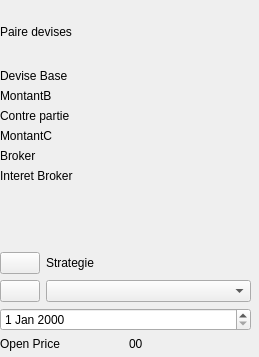
Before: the Qt Designer form source/TradingSimulator/Windows/modeautowidget.ui in VSahanaa/LO21_TrandingSimulator, drawn with Qt 5.
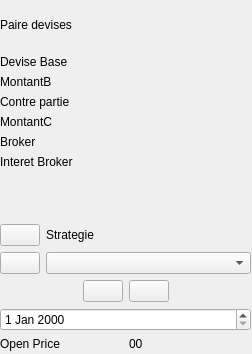
After: the same form once the commit is applied. Icons and pictures are not drawn.

Commit message: add Pause/next feature to Mode Auto

Diff of the .ui file:
```diff
--- a/source/TradingSimulator/Windows/modeautowidget.ui
+++ b/source/TradingSimulator/Windows/modeautowidget.ui
@@ -6,8 +6,8 @@
    <rect>
     <x>0</x>
     <y>0</y>
-    <width>259</width>
-    <height>357</height>
+    <width>252</width>
+    <height>354</height>
    </rect>
   </property>
   <property name="windowTitle">
@@ -168,6 +168,70 @@
         </item>
        </layout>
       </item>
+      <item>
+       <layout class="QHBoxLayout" name="horizontalLayout_6">
+        <item>
+         <spacer name="horizontalSpacer">
+          <property name="orientation">
+           <enum>Qt::Horizontal</enum>
+          </property>
+          <property name="sizeHint" stdset="0">
+           <size>
+            <width>40</width>
+            <height>20</height>
+           </size>
+          </property>
+         </spacer>
+        </item>
+        <item>
+         <widget class="QPushButton" name="pause">
+          <property name="sizePolicy">
+           <sizepolicy hsizetype="Fixed" vsizetype="Fixed">
+            <horstretch>0</horstretch>
+            <verstretch>0</verstretch>
+           </sizepolicy>
+          </property>
+          <property name="text">
+           <string/>
+          </property>
+          <property name="icon">
+           <iconset resource="../resource.qrc">
+            <normaloff>:/TradingSimulator/evolutionCours/icons/pause.ico</normaloff>:/TradingSimulator/evolutionCours/icons/pause.ico</iconset>
+          </property>
+         </widget>
+        </item>
+        <item>
+         <widget class="QPushButton" name="next">
+          <property name="sizePolicy">
+           <sizepolicy hsizetype="Fixed" vsizetype="Fixed">
+            <horstretch>0</horstretch>
+            <verstretch>0</verstretch>
+           </sizepolicy>
+          </property>
+          <property name="text">
+           <string/>
+          </property>
+          <property name="icon">
+           <iconset resource="../resource.qrc">
+            <normaloff>:/TradingSimulator/evolutionCours/icons/next.png</normaloff>:/TradingSimulator/evolutionCours/icons/next.png</iconset>
+          </property>
+         </widget>
+        </item>
+        <item>
+         <spacer name="horizontalSpacer_2">
+          <property name="orientation">
+           <enum>Qt::Horizontal</enum>
+          </property>
+          <property name="sizeHint" stdset="0">
+           <size>
+            <width>40</width>
+            <height>20</height>
+           </size>
+          </property>
+         </spacer>
+        </item>
+       </layout>
+      </item>
       <item>
        <layout class="QHBoxLayout" name="horizontalLayout_2">
         <item>
```
The commit also changes 7 other files.
